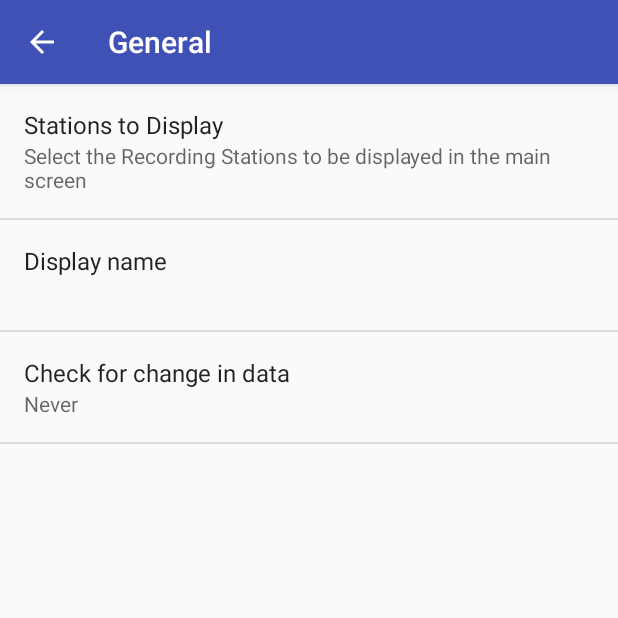
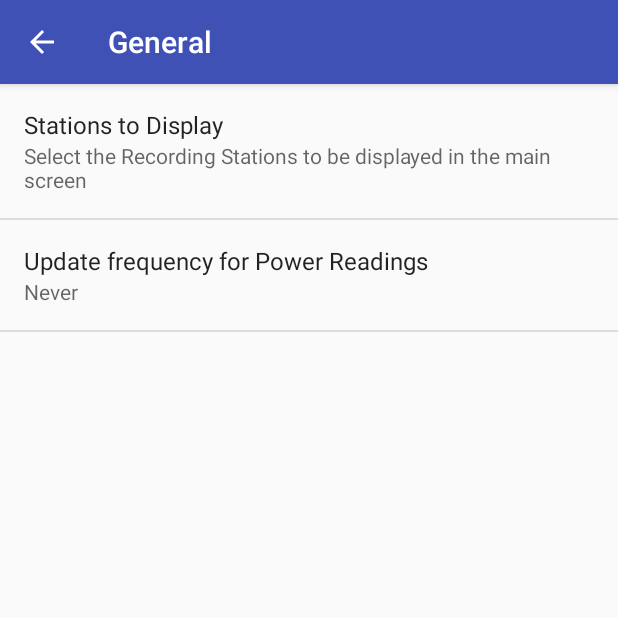
Before and after one commit to minigridems/SERC-ENERYGY-METERING-MOBILE-APP, an Android app: the SettingsActivity screen opened directly, with no data from a screen before it, after a tap on "General", on a phone screen of 412 x 824 dp, the top half of it. Run offline under Robolectric (Android 15) with nearby library versions, the phone set to English and light mode, and no system bars.

```diff
--- a/app/src/main/java/edu/strathmore/serc/sercopenenergymonitorv3/SettingsActivity.java
+++ b/app/src/main/java/edu/strathmore/serc/sercopenenergymonitorv3/SettingsActivity.java
@@ -207,7 +207,7 @@ public class SettingsActivity extends AppCompatPreferenceActivity {
             // to their values. When their values change, their summaries are
             // updated to reflect the new value, per the Android Design
             // guidelines.
-            bindPreferenceSummaryToValue(findPreference("example_text"));
+            //bindPreferenceSummaryToValue(findPreference("example_text"));
             bindPreferenceSummaryToValue(findPreference("example_list"));
 
 
--- a/app/src/main/res/layout/activity_about.xml
+++ b/app/src/main/res/layout/activity_about.xml
@@ -7,6 +7,7 @@
     android:orientation="vertical">
 
     <ImageView
+        android:id="@+id/about_page_image"
         android:layout_width="match_parent"
         android:layout_height="wrap_content"
         android:src="@drawable/serc_splashscreen_icon"
--- a/app/src/main/res/values/strings.xml
+++ b/app/src/main/res/values/strings.xml
@@ -18,10 +18,10 @@
     <string name="pref_title_display_name">Display name</string>
     <string name="pref_default_display_name">John Smith</string>
 
-    <string name="pref_title_check_change_in_data">Check for change in data</string>
+    <string name="pref_title_check_change_in_data">Update frequency for Power Readings</string>
     <string-array name="pref_example_list_titles">
-        <item>Always</item>
-        <item>When possible</item>
+        <item>Every 10 seconds</item>
+        <item>Every 1 minute</item>
         <item>Never</item>
     </string-array>
     <string-array name="pref_example_list_values">
--- a/app/src/main/res/xml/pref_general.xml
+++ b/app/src/main/res/xml/pref_general.xml
@@ -18,7 +18,7 @@
 
     <!-- NOTE: EditTextPreference accepts EditText attributes. -->
     <!-- NOTE: EditTextPreference's summary should be set to its value by the activity code. -->
-    <EditTextPreference
+    <!--<EditTextPreference
         android:capitalize="words"
         android:defaultValue=" "
         android:inputType="textCapWords"
@@ -26,7 +26,7 @@
         android:maxLines="1"
         android:selectAllOnFocus="true"
         android:singleLine="true"
-        android:title="@string/pref_title_display_name" />
+        android:title="@string/pref_title_display_name" />-->
 
     <!-- NOTE: Hide buttons to simplify the UI. Users can touch outside the dialog to
          dismiss it. -->
@@ -39,7 +39,7 @@
         android:negativeButtonText="@null"
         android:positiveButtonText="@null"
         android:title="@string/pref_title_check_change_in_data"
-        android:summary="How often to check for updates"/>
+        />
 
 
 
```
Also changed, not shown: app/src/main/java/edu/strathmore/serc/sercopenenergymonitorv3/AboutActivity.java (+16 -1 lines).
